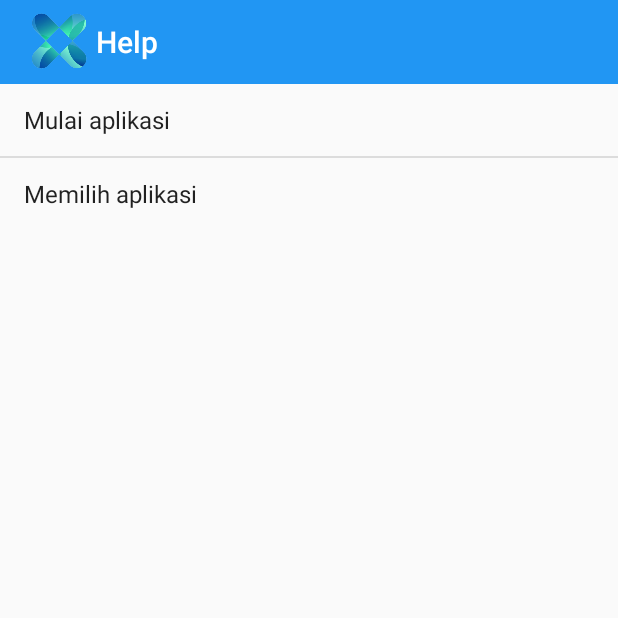
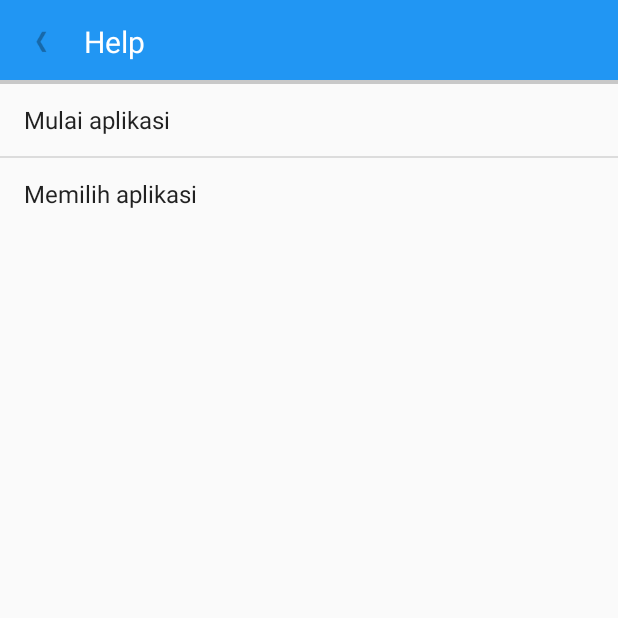
Before and after one commit to al-kadafi/Astech, an Android app: the Help screen opened directly, with no data from a screen before it, on a phone screen of 412 x 824 dp, the top half of it. Run offline under Robolectric (Android 15) with nearby library versions, the phone set to English and light mode, and no system bars.

Commit message:
Update appstroke

```diff
--- a/app/src/main/java/id/ac/ub/filkom/sekcv/astech/controller/main_app/Help.java
+++ b/app/src/main/java/id/ac/ub/filkom/sekcv/astech/controller/main_app/Help.java
@@ -2,6 +2,8 @@ package id.ac.ub.filkom.sekcv.astech.controller.main_app;
 
 import android.content.Intent;
 import android.os.Bundle;
+import android.support.v4.content.ContextCompat;
+import android.support.v7.app.ActionBar;
 import android.support.v7.app.AppCompatActivity;
 import android.support.v7.widget.Toolbar;
 import android.view.View;
@@ -19,11 +21,27 @@ public class Help extends AppCompatActivity {
     protected void onCreate(Bundle savedInstanceState) {
         super.onCreate(savedInstanceState);
         setContentView(R.layout.activity_help);
-        Toolbar toolbar = (Toolbar) findViewById(R.id.toolbarhelp);
-        setSupportActionBar(toolbar);
-        toolbar.setLogo(R.mipmap.astech);
-        toolbar.setLogoDescription("Astech");
-        toolbar.setTitle("Astech");
+
+        final Toolbar toolbar = (Toolbar) super.findViewById(R.id.toolbarHelp);
+        super.setSupportActionBar(toolbar);
+        final ActionBar actionBar = super.getSupportActionBar();
+        if (actionBar != null)
+        {
+            actionBar.setDisplayHomeAsUpEnabled(true);
+            actionBar.setDisplayShowHomeEnabled(true);
+            actionBar.setDisplayShowTitleEnabled(false);
+            toolbar.setContentInsetStartWithNavigation(4);
+            toolbar.setNavigationIcon(ContextCompat.getDrawable(this, R.drawable.appmedis_toolbar_button_back));
+            toolbar.setNavigationOnClickListener(new View.OnClickListener()
+            {
+                @Override
+                public void onClick(View v)
+                {
+                    Intent intent = new Intent(Help.this, MainActivity.class);
+                    startActivity(intent);
+                }
+            });
+        }
 
         listView = (ListView) findViewById(R.id.list);
 
--- a/app/src/main/java/id/ac/ub/filkom/sekcv/astech/controller/main_app/MainActivity.java
+++ b/app/src/main/java/id/ac/ub/filkom/sekcv/astech/controller/main_app/MainActivity.java
@@ -80,7 +80,7 @@ public class MainActivity extends AppCompatActivity implements Medis.OnFragmentI
 
             return true;
         } else if (id == R.id.logout) {
-            Toast.makeText(MainActivity.this, "Logout", Toast.LENGTH_LONG).show();
+            Toast.makeText(MainActivity.this, "You're have logout", Toast.LENGTH_LONG).show();
             editor.clear();
             editor.commit();
             startActivity(new Intent(this, LoginActivity.class));
--- a/app/src/main/java/id/ac/ub/filkom/sekcv/astech/controller/main_app/Medis.java
+++ b/app/src/main/java/id/ac/ub/filkom/sekcv/astech/controller/main_app/Medis.java
@@ -76,6 +76,7 @@ public class Medis extends Fragment {
             @Override
             public void onClick(View view)
             {
+//                button.setBackgroundColor(R.color.primary_dark);
 //                Intent intent = Medis.super.getContext().getPackageManager().getLaunchIntentForPackage(".controller.MainPage");
 //                if(intent != null)
 //                {
--- a/app/src/main/java/id/ac/ub/filkom/sekcv/astech/controller/main_sub_app/MainPage.java
+++ b/app/src/main/java/id/ac/ub/filkom/sekcv/astech/controller/main_sub_app/MainPage.java
@@ -25,6 +25,7 @@ import butterknife.ButterKnife;
 import butterknife.OnClick;
 import butterknife.OnLongClick;
 import id.ac.ub.filkom.sekcv.appstroke.R;
+import id.ac.ub.filkom.sekcv.astech.controller.main_app.MainActivity;
 
 public class MainPage extends AppCompatActivity
 {
@@ -158,7 +159,8 @@ public class MainPage extends AppCompatActivity
     @Override
     public void onBackPressed()
     {
-        Toast.makeText(this.getApplicationContext(), "Pressed Button Back", Toast.LENGTH_SHORT).show();
+        final Intent intent = new Intent(this, MainActivity.class);
+        super.startActivity(intent);
     }
 
     public void onToolbarAboutUsMenuPressed()
--- a/app/src/main/res/layout-sw320dp/appmedis_launcher_mainpage_container.xml
+++ b/app/src/main/res/layout-sw320dp/appmedis_launcher_mainpage_container.xml
@@ -41,6 +41,7 @@
                     android:layout_height="wrap_content"
                     android:layout_gravity="center_vertical"
                     android:text="@string/appmedis_mainpage_title"
+                    android:textColor="@color/white"
                     android:textSize="20sp"/>
             </LinearLayout>
         </android.support.v7.widget.Toolbar>
--- a/app/src/main/res/layout/activity_help.xml
+++ b/app/src/main/res/layout/activity_help.xml
@@ -7,17 +7,29 @@
     tools:context="com.labkcv.selabkc.Help">
 
     <android.support.v7.widget.Toolbar
-        android:id="@+id/toolbarhelp"
-        android:minHeight="?attr/actionBarSize"
-        android:background="?attr/colorPrimary"
+        android:id="@+id/toolbarHelp"
         android:layout_width="match_parent"
-        android:layout_height="wrap_content"
-        app:theme="@style/ThemeOverlay.AppCompat.Dark"
-        app:popupTheme="@style/ThemeOverlay.AppCompat.Light">
+        android:layout_height="?attr/actionBarSize"
+        android:background="@drawable/xml_appbar_shadow_shape"
+        app:popupTheme="@style/AppTheme.PopupOverlay">
+
+        <LinearLayout
+            android:layout_width="match_parent"
+            android:layout_height="match_parent"
+            android:orientation="horizontal">
+
+            <TextView
+                android:layout_width="wrap_content"
+                android:layout_height="wrap_content"
+                android:layout_gravity="center_vertical"
+                android:textColor="@color/white"
+                android:text="Help"
+                android:textSize="20sp"/>
+        </LinearLayout>
     </android.support.v7.widget.Toolbar>
 
     <ListView
-        android:layout_below="@+id/toolbarhelp"
+        android:layout_below="@+id/toolbarHelp"
         android:id="@+id/list"
         android:layout_width="match_parent"
         android:layout_height="wrap_content">
--- a/app/src/main/res/layout/appmedis_launcher_mainpage_container.xml
+++ b/app/src/main/res/layout/appmedis_launcher_mainpage_container.xml
@@ -41,6 +41,7 @@
                     android:layout_height="wrap_content"
                     android:layout_gravity="center_vertical"
                     android:text="@string/appmedis_mainpage_title"
+                    android:textColor="@color/white"
                     android:textSize="20sp"/>
             </LinearLayout>
         </android.support.v7.widget.Toolbar>
```
Also changed, not shown: app/src/main/java/id/ac/ub/filkom/sekcv/astech/controller/MainPage.java (+16 -16 lines), app/src/main/java/id/ac/ub/filkom/sekcv/astech/controller/main_app/LoginActivity.java (+4 -4 lines), app/src/main/res/layout/activity_login.xml (+11 -10 lines), app/src/main/res/layout/fragment_medis.xml (+14 -5 lines), app/src/main/res/menu/mainpage_toolbar.xml (+5 -5 lines), app/src/main/res/values/strings.xml (+2 -2 lines).
